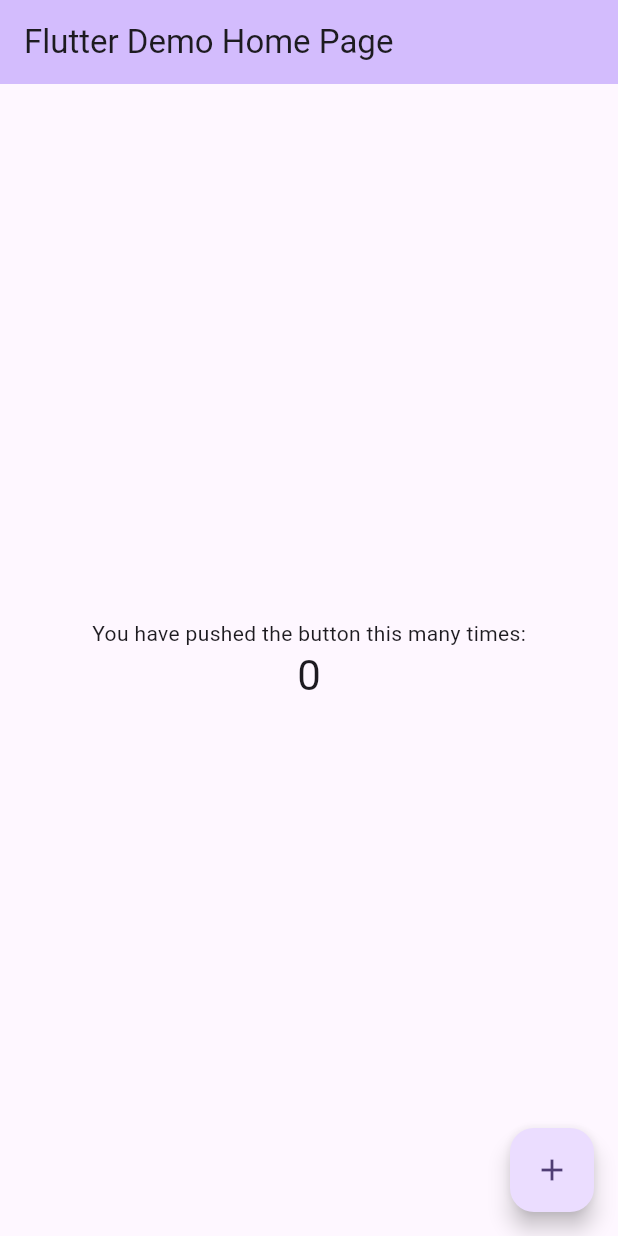
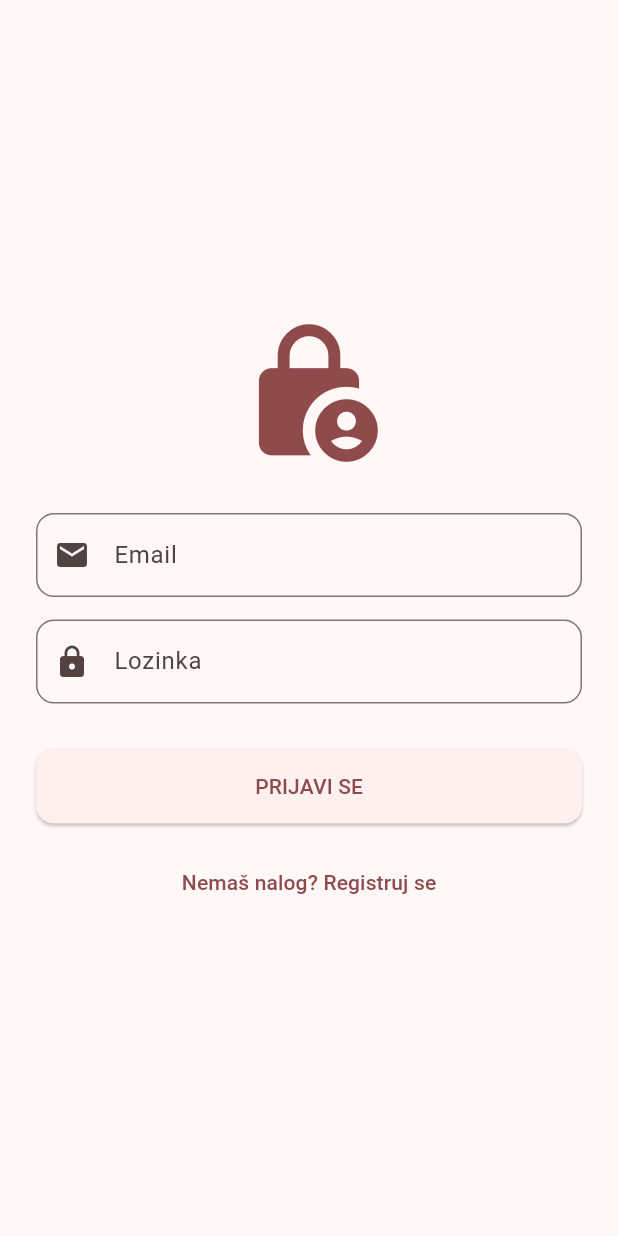
Before and after one commit to ammmarrovaski/fks_resell, a Flutter app: the screen it shows after launch, on a phone screen of 412 x 824 dp. Run offline on Flutter 3.47's test engine with Material 3 defaults, Android fonts, the phone set to English and light mode, and no system bars; our stand-ins replace firebase_auth, firebase_core, google_sign_in; accounts and stored records are empty.

Commit message:
Dodat dizajn za login i register stranice

```diff
--- a/lib/main.dart
+++ b/lib/main.dart
@@ -1,122 +1,7 @@
 import 'package:flutter/material.dart';
+import 'src/app.dart';
 
-void main() {
-  runApp(const MyApp());
+void runFlavoredApp(String flavor) {
+  // Ovdje sada proslijeđujemo 'flavor' našoj aplikaciji!
+  runApp(App(flavor: flavor));
 }
-
-class MyApp extends StatelessWidget {
-  const MyApp({super.key});
-
-  // This widget is the root of your application.
-  @override
-  Widget build(BuildContext context) {
-    return MaterialApp(
-      title: 'Flutter Demo',
-      theme: ThemeData(
-        // This is the theme of your application.
-        //
-        // TRY THIS: Try running your application with "flutter run". You'll see
-        // the application has a purple toolbar. Then, without quitting the app,
-        // try changing the seedColor in the colorScheme below to Colors.green
-        // and then invoke "hot reload" (save your changes or press the "hot
-        // reload" button in a Flutter-supported IDE, or press "r" if you used
-        // the command line to start the app).
-        //
-        // Notice that the counter didn't reset back to zero; the application
-        // state is not lost during the reload. To reset the state, use hot
-        // restart instead.
-        //
-        // This works for code too, not just values: Most code changes can be
-        // tested with just a hot reload.
-        colorScheme: .fromSeed(seedColor: Colors.deepPurple),
-      ),
-      home: const MyHomePage(title: 'Flutter Demo Home Page'),
-    );
-  }
-}
-
-class MyHomePage extends StatefulWidget {
-  const MyHomePage({super.key, required this.title});
-
-  // This widget is the home page of your application. It is stateful, meaning
-  // that it has a State object (defined below) that contains fields that affect
-  // how it looks.
-
-  // This class is the configuration for the state. It holds the values (in this
-  // case the title) provided by the parent (in this case the App widget) and
-  // used by the build method of the State. Fields in a Widget subclass are
-  // always marked "final".
-
-  final String title;
-
-  @override
-  State<MyHomePage> createState() => _MyHomePageState();
-}
-
-class _MyHomePageState extends State<MyHomePage> {
-  int _counter = 0;
-
-  void _incrementCounter() {
-    setState(() {
-      // This call to setState tells the Flutter framework that something has
-      // changed in this State, which causes it to rerun the build method below
-      // so that the display can reflect the updated values. If we changed
-      // _counter without calling setState(), then the build method would not be
-      // called again, and so nothing would appear to happen.
-      _counter++;
-    });
-  }
-
-  @override
-  Widget build(BuildContext context) {
-    // This method is rerun every time setState is called, for instance as done
-    // by the _incrementCounter method above.
-    //
-    // The Flutter framework has been optimized to make rerunning build methods
-    // fast, so that you can just rebuild anything that needs updating rather
-    // than having to individually change instances of widgets.
-    return Scaffold(
-      appBar: AppBar(
-        // TRY THIS: Try changing the color here to a specific color (to
-        // Colors.amber, perhaps?) and trigger a hot reload to see the AppBar
-        // change color while the other colors stay the same.
-        backgroundColor: Theme.of(context).colorScheme.inversePrimary,
-        // Here we take the value from the MyHomePage object that was created by
-        // the App.build method, and use it to set our appbar title.
-        title: Text(widget.title),
-      ),
-      body: Center(
-        // Center is a layout widget. It takes a single child and positions it
-        // in the middle of the parent.
-        child: Column(
-          // Column is also a layout widget. It takes a list of children and
-          // arranges them vertically. By default, it sizes itself to fit its
-          // children horizontally, and tries to be as tall as its parent.
-          //
-          // Column has various properties to control how it sizes itself and
-          // how it positions its children. Here we use mainAxisAlignment to
-          // center the children vertically; the main axis here is the vertical
-          // axis because Columns are vertical (the cross axis would be
-          // horizontal).
-          //
-          // TRY THIS: Invoke "debug painting" (choose the "Toggle Debug Paint"
-          // action in the IDE, or press "p" in the console), to see the
-          // wireframe for each widget.
-          mainAxisAlignment: .center,
-          children: [
-            const Text('You have pushed the button this many times:'),
-            Text(
-              '$_counter',
-              style: Theme.of(context).textTheme.headlineMedium,
-            ),
-          ],
-        ),
-      ),
-      floatingActionButton: FloatingActionButton(
-        onPressed: _incrementCounter,
-        tooltip: 'Increment',
-        child: const Icon(Icons.add),
-      ),
-    );
-  }
-}
--- /dev/null
+++ b/lib/src/app.dart
@@ -0,0 +1,20 @@
+import 'package:flutter/material.dart';
+import 'features/authentication/presentation/login_screen.dart';
+
+class App extends StatelessWidget {
+  final String flavor;
+
+  const App({Key? key, required this.flavor}) : super(key: key);
+
+  @override
+  Widget build(BuildContext context) {
+    return MaterialApp(
+      title: 'FKS Resell',
+      theme: ThemeData(
+        colorScheme: ColorScheme.fromSeed(seedColor: const Color(0xFF6D0E1D)), // Bordo boja
+        useMaterial3: true,
+      ),
+      home: const LoginScreen(),
+    );
+  }
+}
--- /dev/null
+++ b/lib/src/features/authentication/presentation/login_screen.dart
@@ -0,0 +1,95 @@
+import 'package:flutter/material.dart';
+import '../data/auth_repository.dart';
+import 'register_screen.dart'; // Importuj novi ekran
+
+class LoginScreen extends StatefulWidget {
+  const LoginScreen({Key? key}) : super(key: key);
+
+  @override
+  State<LoginScreen> createState() => _LoginScreenState();
+}
+
+class _LoginScreenState extends State<LoginScreen> {
+  final _emailController = TextEditingController();
+  final _passwordController = TextEditingController();
+  final _authRepo = AuthRepository();
+  bool _isLoading = false;
+
+  void _pokaziPoruku(String tekst) {
+    if (!mounted) return;
+    ScaffoldMessenger.of(context).showSnackBar(SnackBar(content: Text(tekst)));
+  }
+
+  void _prijaviSe() async {
+    final email = _emailController.text.trim();
+    final pass = _passwordController.text.trim();
+
+    setState(() => _isLoading = true);
+    final user = await _authRepo.signIn(email, pass);
+    setState(() => _isLoading = false);
+
+    if (user != null) {
+      _pokaziPoruku("Uspješna prijava!");
+      // Ovdje ćemo dodati navigaciju na Home
+    } else {
+      _pokaziPoruku("Pogrešan email ili lozinka.");
+    }
+  }
+
+  @override
+  Widget build(BuildContext context) {
+    final colorScheme = Theme.of(context).colorScheme;
+
+    return Scaffold(
+      body: Padding(
+        padding: const EdgeInsets.all(24.0),
+        child: Column(
+          mainAxisAlignment: MainAxisAlignment.center,
+          children: [
+            Icon(Icons.lock_person, size: 100, color: colorScheme.primary),
+            const SizedBox(height: 30),
+            TextField(
+              controller: _emailController,
+              decoration: InputDecoration(
+                labelText: 'Email',
+                prefixIcon: const Icon(Icons.email),
+                border: OutlineInputBorder(borderRadius: BorderRadius.circular(12)),
+              ),
+              keyboardType: TextInputType.emailAddress,
+            ),
+            const SizedBox(height: 15),
+            TextField(
+              controller: _passwordController,
+              decoration: InputDecoration(
+                labelText: 'Lozinka',
+                prefixIcon: const Icon(Icons.lock),
+                border: OutlineInputBorder(borderRadius: BorderRadius.circular(12)),
+              ),
+              obscureText: true,
+            ),
+            const SizedBox(height: 30),
+            _isLoading
+                ? const CircularProgressIndicator()
+                : ElevatedButton(
+                    onPressed: _prijaviSe,
+                    style: ElevatedButton.styleFrom(
+                      minimumSize: const Size.fromHeight(50),
+                      shape: RoundedRectangleBorder(borderRadius: BorderRadius.circular(12)),
+                    ),
+                    child: const Text('PRIJAVI SE'),
+                  ),
+            const SizedBox(height: 15),
+            TextButton(
+              onPressed: () {
+                Navigator.of(context).push(
+                  MaterialPageRoute(builder: (context) => const RegisterScreen()),
+                );
+              },
+              child: const Text('Nemaš nalog? Registruj se'),
+            ),
+          ],
+        ),
+      ),
+    );
+  }
+}
```
Also changed, not shown: lib/firebase_options_dev.dart (added, +88 -0 lines), lib/firebase_options_prod.dart (added, +79 -0 lines), lib/pages/my_home_page.dart (added, +14 -0 lines), lib/src/entry_points/main_dev.dart (added, +19 -0 lines), lib/src/entry_points/main_prod.dart (added, +14 -0 lines), lib/src/features/authentication/data/auth_repository.dart (added, +64 -0 lines), lib/src/features/authentication/presentation/register_screen.dart (added, +91 -0 lines), lib/src/flavors.dart (added, +20 -0 lines), pubspec.yaml (+28 -69 lines), firebase.json (added), pubspec.lock, 69 other files.
